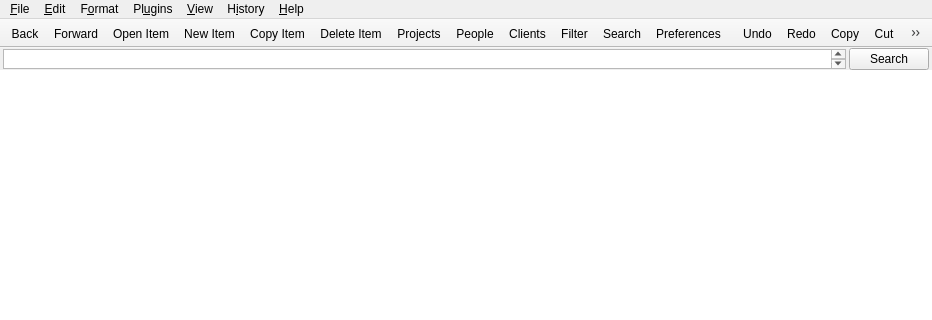
First picture: the form in mainwindow.ui, repository kestermckinney/ProjectNotes, before the edit; both pictures show x 0 to 932 and y 0 to 320 of the 932 by 799 pixel window.
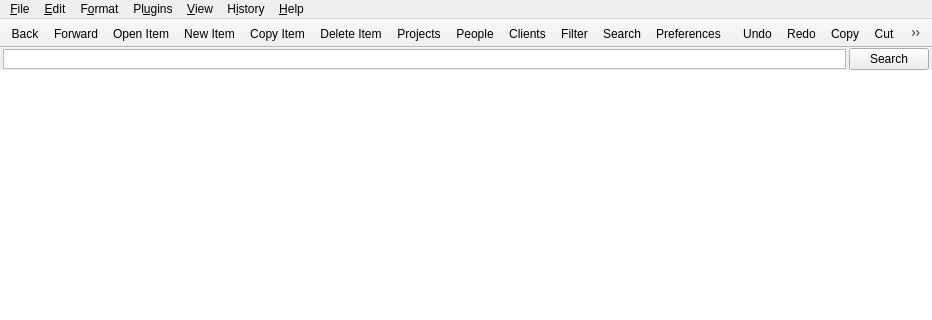
Second picture: the form after the edit. The open tabs and pages were chosen to show the change. Icons and pictures are not drawn. Custom widgets are drawn as their Qt base class.

Patch:
```diff
--- a/mainwindow.ui
+++ b/mainwindow.ui
@@ -1452,6 +1452,12 @@
               <height>20</height>
              </size>
             </property>
+            <property name="verticalScrollBarPolicy">
+             <enum>Qt::ScrollBarPolicy::ScrollBarAlwaysOff</enum>
+            </property>
+            <property name="horizontalScrollBarPolicy">
+             <enum>Qt::ScrollBarPolicy::ScrollBarAlwaysOff</enum>
+            </property>
             <property name="tabChangesFocus">
              <bool>true</bool>
             </property>
```
Left out of the diff: 2 changed lines with no effect on the pictures.
